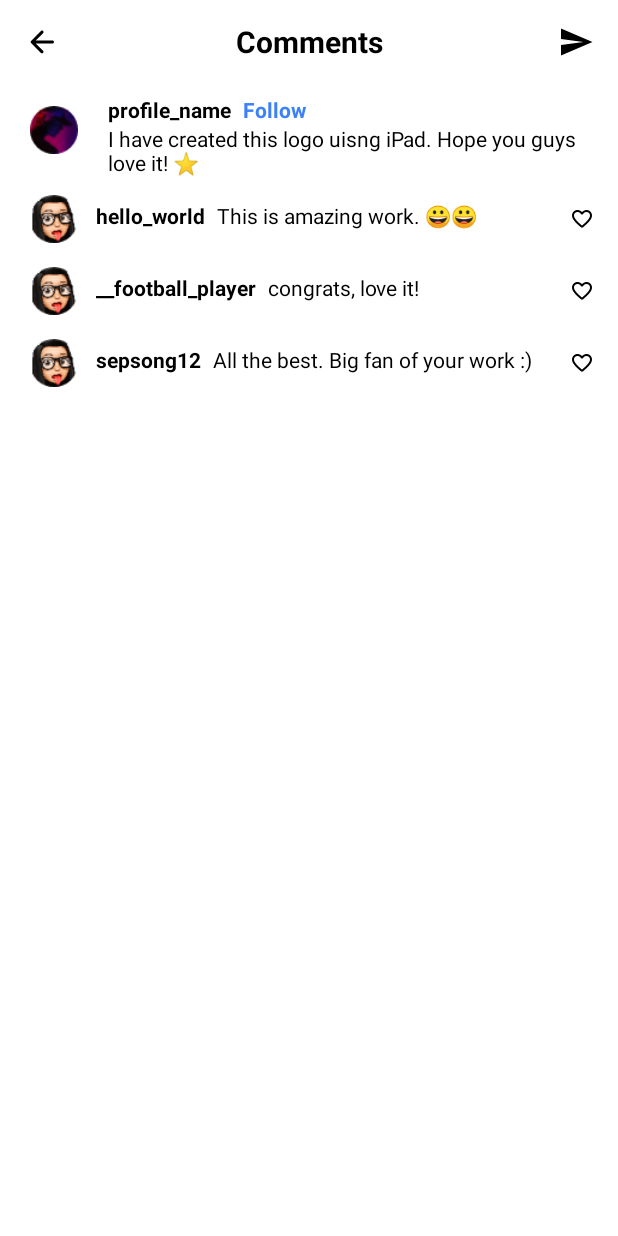
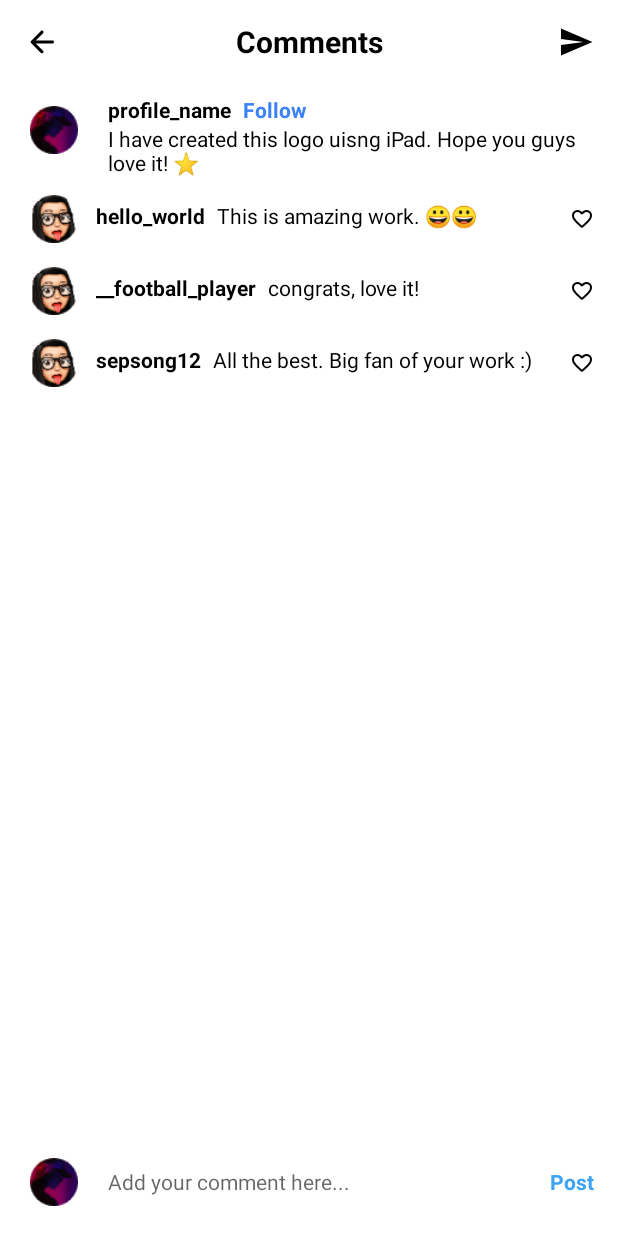
Before and after one commit to anujpant08/InstaReels, an Android app: the screen it shows after launch (MainActivity), after a tap on "Comment", on a phone screen of 412 x 824 dp. Run offline under Robolectric (Android 15) with nearby library versions, the phone set to English and light mode, and no system bars; libraries missing offline, so code that uses them is left out: com.google.android.exoplayer2; plain views replace StyledPlayerView; 14 statements that could not run were skipped.

Commit message:
Enhancing comments section and fixing bugs related to exoplayer lifecycle.

```diff
--- a/app/src/main/java/com/minimaldev/android/instareels/CommentsArrayAdapter.java
+++ b/app/src/main/java/com/minimaldev/android/instareels/CommentsArrayAdapter.java
@@ -4,6 +4,8 @@ import android.content.Context;
 import android.view.LayoutInflater;
 import android.view.View;
 import android.view.ViewGroup;
+import android.view.animation.Animation;
+import android.view.animation.AnimationUtils;
 import android.widget.ImageView;
 import android.widget.TextView;
 
@@ -56,12 +58,42 @@ public class CommentsArrayAdapter extends RecyclerView.Adapter<CommentsArrayAdap
         ImageView likeButtonImageView;
         TextView profileName;
         TextView commentText;
+        Animation scaleDown = AnimationUtils.loadAnimation(context, R.anim.scale_down);
+        Animation scaleUp = AnimationUtils.loadAnimation(context, R.anim.scale_up);
+        private boolean isFilled = false;
         public CommentsViewHolder(@NonNull View itemView) {
             super(itemView);
             profileImageViewCommenter = itemView.findViewById(R.id.profile_commenter);
             likeButtonImageView = itemView.findViewById(R.id.comment_like_dislike);
             profileName = itemView.findViewById(R.id.profile_name_commenter);
             commentText = itemView.findViewById(R.id.comment_text);
+            likeButtonImageView.setOnClickListener(new View.OnClickListener() {
+                @Override
+                public void onClick(View view) {
+                    scaleDown.setAnimationListener(new Animation.AnimationListener() {
+                        @Override
+                        public void onAnimationStart(Animation animation) {
+
+                        }
+                        @Override
+                        public void onAnimationEnd(Animation animation) {
+                            if(!isFilled){
+                                likeButtonImageView.setImageDrawable(context.getResources().getDrawable(R.drawable.ic_round_favorite_24));
+                                isFilled = true;
+                            }else{
+                                likeButtonImageView.setImageDrawable(context.getResources().getDrawable(R.drawable.ic_round_favorite_border_24_black));
+                                isFilled = false;
+                            }
+                            view.startAnimation(scaleUp);
+                        }
+                        @Override
+                        public void onAnimationRepeat(Animation animation) {
+
+                        }
+                    });
+                    view.startAnimation(scaleDown);
+                }
+            });
         }
     }
 }
--- a/app/src/main/java/com/minimaldev/android/instareels/MainActivity.java
+++ b/app/src/main/java/com/minimaldev/android/instareels/MainActivity.java
@@ -10,14 +10,17 @@ import android.view.View;
 import android.view.animation.AlphaAnimation;
 import android.view.animation.Animation;
 import android.view.animation.AnimationUtils;
+import android.widget.EditText;
 import android.widget.ImageView;
 import android.widget.LinearLayout;
 import android.widget.RelativeLayout;
+import android.widget.TextView;
 import android.widget.Toast;
 
 import com.bumptech.glide.Glide;
 import com.bumptech.glide.load.engine.DiskCacheStrategy;
 import com.bumptech.glide.request.RequestOptions;
+import com.google.android.exoplayer2.ExoPlayer;
 import com.google.android.exoplayer2.MediaItem;
 import com.google.android.exoplayer2.Player;
 import com.google.android.exoplayer2.SimpleExoPlayer;
@@ -26,6 +29,7 @@ import com.google.android.exoplayer2.ui.StyledPlayerView;
 
 import org.w3c.dom.Comment;
 
+import java.util.Date;
 import java.util.LinkedList;
 import java.util.List;
 import java.util.Objects;
@@ -35,6 +39,8 @@ public class MainActivity extends AppCompatActivity {
     public static float playerCurrentVolume = 0f;
     private boolean isFilled = false;
     private List<Comments> commentsList = new LinkedList<>();
+    private SimpleExoPlayer player = null;
+
     @Override
     protected void onCreate(Bundle savedInstanceState) {
         super.onCreate(savedInstanceState);
@@ -59,7 +65,7 @@ public class MainActivity extends AppCompatActivity {
                 .into(audioTrackImageView);
 
         StyledPlayerView styledPlayerView = findViewById(R.id.video_player);
-        SimpleExoPlayer player = new SimpleExoPlayer.Builder(this).build();
+        player = new SimpleExoPlayer.Builder(this).build();
         Objects.requireNonNull(styledPlayerView.getVideoSurfaceView()).setOnClickListener(new View.OnClickListener() {
             @Override
             public void onClick(View view) {
@@ -160,12 +166,19 @@ public class MainActivity extends AppCompatActivity {
             }
         });
         ImageView profileComments = includedCommentsLayout.findViewById(R.id.profile_image_comments);
+        ImageView profileNewComment = includedCommentsLayout.findViewById(R.id.profile_image_new_comments);
         Glide.with(this)
                 .load(R.drawable.profile_pic)
                 .apply(RequestOptions.circleCropTransform())
                 .apply(RequestOptions.diskCacheStrategyOf(DiskCacheStrategy.ALL))
                 .override(40,40)
                 .into(profileComments);
+        Glide.with(this)
+                .load(R.drawable.profile_pic)
+                .apply(RequestOptions.circleCropTransform())
+                .apply(RequestOptions.diskCacheStrategyOf(DiskCacheStrategy.ALL))
+                .override(40,40)
+                .into(profileNewComment);
         slideDown.setAnimationListener(new Animation.AnimationListener() {
             @Override
             public void onAnimationStart(Animation animation) {
@@ -182,6 +195,21 @@ public class MainActivity extends AppCompatActivity {
             @Override
             public void onAnimationRepeat(Animation animation) {
 
+            }
+        });
+        EditText newCommentText = includedCommentsLayout.findViewById(R.id.new_comment_text);
+        TextView postComment = includedCommentsLayout.findViewById(R.id.post_comment);
+        postComment.setOnClickListener(new View.OnClickListener() {
+            @Override
+            public void onClick(View view) {
+                Comments newComments = new Comments();
+                newComments.setProfileName("new_profile");
+                newComments.setComment(newCommentText.getText().toString());
+                newComments.setCreateTime(new Date());
+                newComments.setLiked(false);
+                commentsList.add(newComments);
+                commentsArrayAdapter.notifyDataSetChanged();
+                newCommentText.setText("");
             }
         });
     }
@@ -204,4 +232,10 @@ public class MainActivity extends AppCompatActivity {
         comment3.setComment("All the best. Big fan of your work :)");
         commentsList.add(comment3);
     }
+
+    @Override
+    protected void onDestroy() {
+        super.onDestroy();
+        player.release();
+    }
 }
--- /dev/null
+++ b/app/src/main/res/drawable/ic_round_favorite_border_24_black.xml
@@ -0,0 +1,10 @@
+<vector xmlns:android="http://schemas.android.com/apk/res/android"
+    android:width="24dp"
+    android:height="24dp"
+    android:viewportWidth="24"
+    android:viewportHeight="24"
+    android:tint="@color/black">
+  <path
+      android:fillColor="@android:color/black"
+      android:pathData="M19.66,3.99c-2.64,-1.8 -5.9,-0.96 -7.66,1.1 -1.76,-2.06 -5.02,-2.91 -7.66,-1.1 -1.4,0.96 -2.28,2.58 -2.34,4.29 -0.14,3.88 3.3,6.99 8.55,11.76l0.1,0.09c0.76,0.69 1.93,0.69 2.69,-0.01l0.11,-0.1c5.25,-4.76 8.68,-7.87 8.55,-11.75 -0.06,-1.7 -0.94,-3.32 -2.34,-4.28zM12.1,18.55l-0.1,0.1 -0.1,-0.1C7.14,14.24 4,11.39 4,8.5 4,6.5 5.5,5 7.5,5c1.54,0 3.04,0.99 3.57,2.36h1.87C13.46,5.99 14.96,5 16.5,5c2,0 3.5,1.5 3.5,3.5 0,2.89 -3.14,5.74 -7.9,10.05z"/>
+</vector>
--- a/app/src/main/res/layout/comments_custom_view.xml
+++ b/app/src/main/res/layout/comments_custom_view.xml
@@ -27,8 +27,7 @@
         android:layout_marginBottom="8dp"
         android:layout_marginTop="12dp"
         android:layout_marginStart="10dp"
-        android:src="@drawable/ic_round_favorite_border_24"
-        app:tint="@color/black"
+        android:src="@drawable/ic_round_favorite_border_24_black"
         android:contentDescription="Profile" />
     <TextView
         android:id="@+id/profile_name_commenter"
--- a/app/src/main/res/layout/comments_section_layout.xml
+++ b/app/src/main/res/layout/comments_section_layout.xml
@@ -108,6 +108,7 @@
         app:layout_constraintTop_toBottomOf="@id/profile_and_post_desc"
         app:layout_constraintStart_toStartOf="parent"
         app:layout_constraintEnd_toEndOf="parent"
+        app:layout_constraintBottom_toTopOf="@id/new_comment_user"
         android:layout_margin="8dp"
         android:background="@color/white">
 
@@ -121,5 +122,58 @@
 
     </androidx.swiperefreshlayout.widget.SwipeRefreshLayout>
 
+    <RelativeLayout
+        android:layout_width="match_parent"
+        android:layout_height="wrap_content"
+        android:id="@+id/new_comment_user"
+        android:layout_margin="8dp"
+        app:layout_constraintTop_toBottomOf="@id/swipe_refresh_comments"
+        app:layout_constraintEnd_toStartOf="parent"
+        app:layout_constraintEnd_toEndOf="parent"
+        app:layout_constraintBottom_toBottomOf="parent"
+        android:background="@color/white">
+
+        <ImageView
+            android:id="@+id/profile_image_new_comments"
+            android:layout_width="40dp"
+            android:layout_height="40dp"
+            android:layout_centerVertical="true"
+            android:layout_marginEnd="16dp"
+            android:background="@drawable/profile_pic_custom_background"
+            android:contentDescription="Profile"
+            android:padding="4dp" />
+
+        <EditText
+            android:id="@+id/new_comment_text"
+            android:layout_width="0dp"
+            android:layout_height="wrap_content"
+            android:layout_centerVertical="true"
+            android:layout_marginEnd="16dp"
+            android:layout_toStartOf="@id/post_comment"
+            android:layout_toEndOf="@id/profile_image_new_comments"
+            android:background="@null"
+            android:hint="Add your comment here..."
+            android:importantForAutofill="no"
+            android:inputType="text"
+            android:outlineProvider="none"
+            android:textColor="@color/black"
+            android:textColorHint="#99000000"
+            android:textCursorDrawable="@color/black"
+            android:textSize="14sp">
+
+        </EditText>
+        <TextView
+            android:layout_width="wrap_content"
+            android:layout_height="wrap_content"
+            android:id="@+id/post_comment"
+            android:text="Post"
+            android:textStyle="bold"
+            android:layout_alignParentEnd="true"
+            android:layout_centerVertical="true"
+            android:textColor="@color/InstaBlue">
+
+        </TextView>
+    </RelativeLayout>
+
 
 </androidx.constraintlayout.widget.ConstraintLayout>
--- a/app/src/main/res/values/colors.xml
+++ b/app/src/main/res/values/colors.xml
@@ -7,4 +7,5 @@
     <color name="teal_700">#FF018786</color>
     <color name="black">#FF000000</color>
     <color name="white">#FFFFFFFF</color>
+    <color name="InstaBlue">#3CA3F3</color>
 </resources>
```
